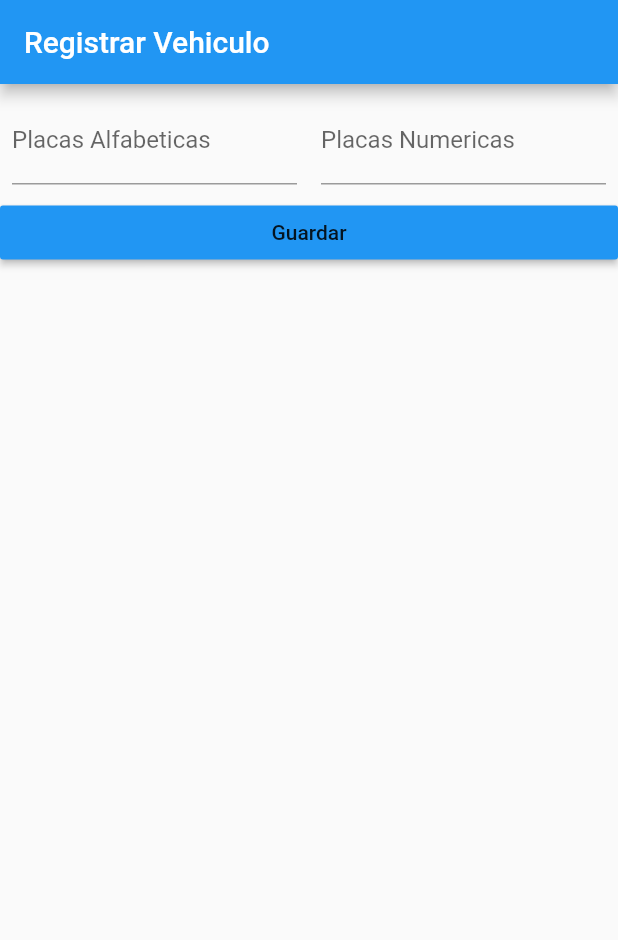
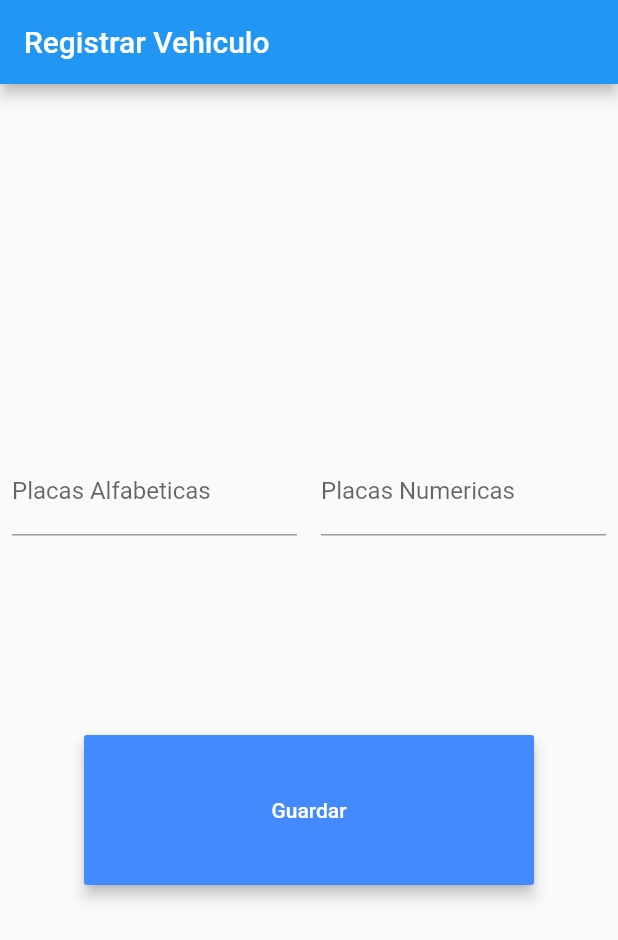
Before and after one commit to JuPaRuGo/facturas, a Flutter app: the screen it shows after launch, after a tap on the "search" icon, after a tap on the "add" icon, on a phone screen of 412 x 824 dp. Shown: the top 940 px of the screen. Run offline on Flutter 3.47's test engine with Material 2 defaults, Android fonts, the phone set to English and light mode, and no system bars; our stand-ins replace fluttertoast, shared_preferences; missing offline and left inert: flutter_calendar.

Commit message:
DateTime format correction to operate with mysql

```diff
--- a/lib/Screens/AddVehiclePage.dart
+++ b/lib/Screens/AddVehiclePage.dart
@@ -2,14 +2,10 @@ import 'dart:convert';
 import 'package:facturas/Objects/VehiculoMensualidad.dart';
 import 'package:facturas/Screens/Home.dart';
 import 'package:flutter/material.dart';
-import 'package:http/http.dart' as http;
-import 'package:json_annotation/json_annotation.dart';
 import 'package:shared_preferences/shared_preferences.dart';
-import 'package:fluttertoast/fluttertoast.dart';
-import 'dart:async';
-import 'package:flutter_calendar/flutter_calendar.dart';
-
+import 'package:intl/intl.dart';
 import '../Objects/Vehiculo.dart';
+import 'package:flutter/services.dart';
 
 class AddVehiclePage extends StatefulWidget{
   bool esParticular;
@@ -62,8 +58,9 @@ class AddVehiclePageState extends State<AddVehiclePage>{
         automaticallyImplyLeading: false,
       ),
       body: Column(
+
         crossAxisAlignment: CrossAxisAlignment.center,
-        mainAxisAlignment: MainAxisAlignment.start,
+        mainAxisAlignment: MainAxisAlignment.center,
         children: <Widget>[
           new Row(
             crossAxisAlignment: CrossAxisAlignment.center,
@@ -73,9 +70,13 @@ class AddVehiclePageState extends State<AddVehiclePage>{
                   flex: 5,
                   child: new Container(
                     width: 160.0,
+                    height: 200,
                     padding: EdgeInsets.all(8.0),
                     child: TextField(
+                        keyboardType: TextInputType.text,
+                        textCapitalization: TextCapitalization.characters,
                         onChanged: (text) {
+                          text.toLowerCase();
                           print("First text field: $text");
                           _placaAlfabetica=text;
                         },
@@ -88,9 +89,11 @@ class AddVehiclePageState extends State<AddVehiclePage>{
                   flex: 5,
                   child: new Container(
                     width: 160.0,
+                    height: 200,
                     padding: EdgeInsets.all(8.0),
                     child: TextField(
                         controller: controller,
+                        keyboardType: TextInputType.number,
                         decoration: const InputDecoration(
                             labelText: 'Placas Numericas')
                     ),
@@ -99,20 +102,23 @@ class AddVehiclePageState extends State<AddVehiclePage>{
             ],
 
           ),
+      ButtonTheme(
+          minWidth: 300.0,
+          height: 100.0,
+          child:
+          new RaisedButton(
+            child: const Text('Guardar'),
+            color: Colors.blueAccent,
+            textColor: Colors.white,
+            elevation: 4.0,
+            splashColor: Colors.blueGrey,
+            onPressed: () {
+              this._AddNewVehicle();
+              this._launchFirstScreen();
+            },
+          ),
+        ),
 
-          RaisedButton(
-              onPressed: () {
-                _AddNewVehicle();
-                this._launchFirstScreen();
-              },
-              color: Theme
-                  .of(contexto)
-                  .accentColor,
-              padding: EdgeInsets.all(10),
-              child:
-              Center(child: Text('Guardar'))
-
-          ),
         ],
 
       ),
@@ -129,10 +135,10 @@ class AddVehiclePageState extends State<AddVehiclePage>{
     Navigator.push(context, MaterialPageRoute(builder: (context)=>Home()));
   }
   void _AddNewVehicle() async {
-
     if(_placaAlfabetica.length==3){
       if(_placaNumerica.length>=2 &&_placaNumerica.length<4){
-        var now = new DateTime.now();
+        //YYYY-MM-DD HH:MI:SS
+        var now=DateFormat("yyy-MM-dd kk:mm:ss").format(DateTime.now());
         if(widget.esParticular==true){
           Vehiculo _vehiculo= new Vehiculo(_placaAlfabetica+"-"+_placaNumerica, now.toString(), "");
           vehiculos.add(_vehiculo);
```
Also changed, not shown: lib/Screens/MainPage.dart (+17 -14 lines), lib/Screens/MensualidadesScreen.dart (+42 -4 lines), lib/images/icon.png (added).
